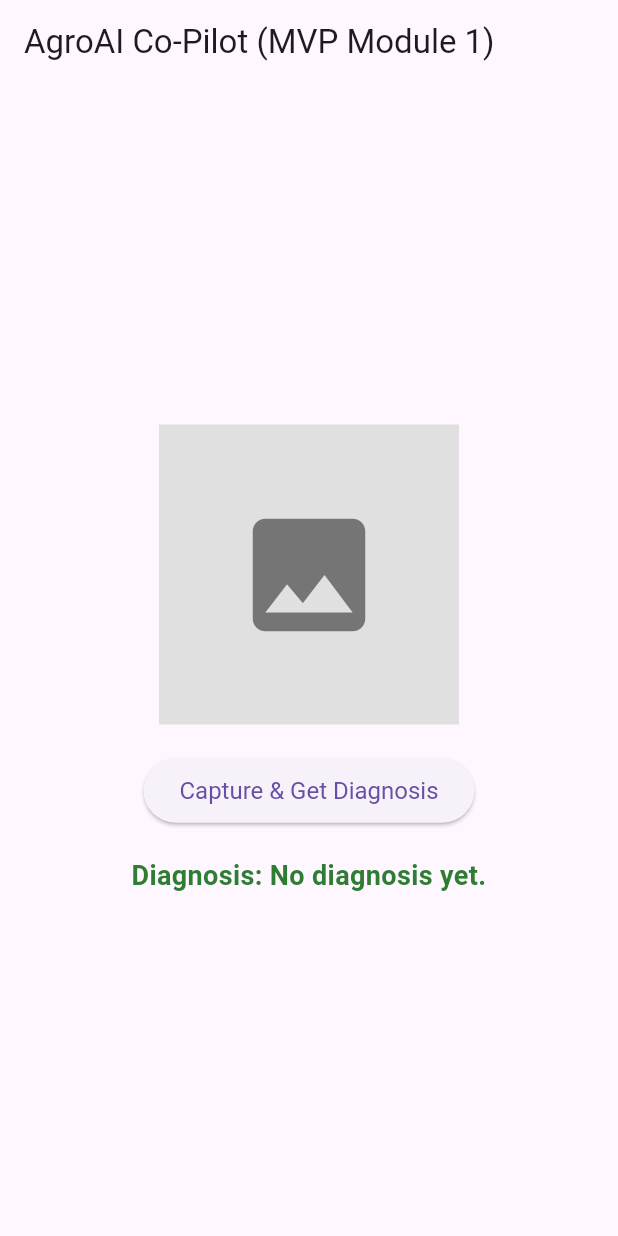
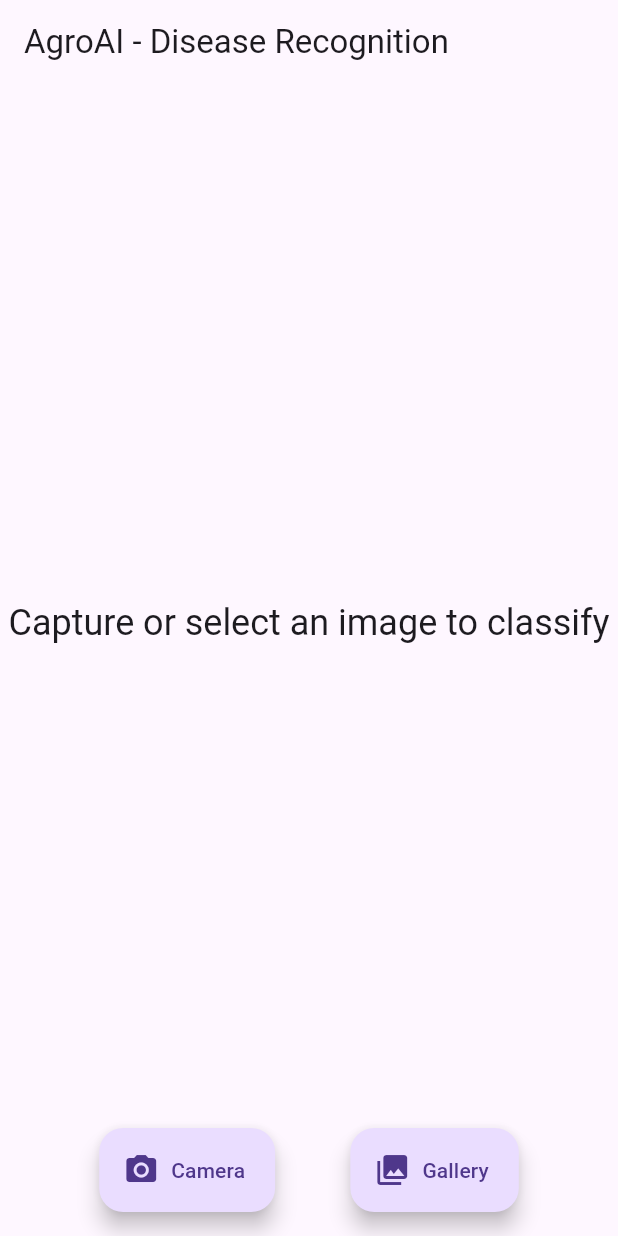
Before and after one commit to HasithaDilshan/agro-ai-copilot, a Flutter app: the screen it shows after launch, on a phone screen of 412 x 824 dp. Run offline on Flutter 3.47's test engine with Material 3 defaults, Android fonts, the light colour scheme and no system bars; our stand-ins replace image_picker; missing offline and left inert: tflite_flutter.

Commit message:
finalized m 1 with app

```diff
--- a/mobile-app/lib/main.dart
+++ b/mobile-app/lib/main.dart
@@ -1,38 +1,12 @@
-import 'dart:io'; // For File
-import 'package:flutter/foundation.dart'; // Import for kDebugMode and defaultTargetPlatform
+import 'dart:io';
+import 'dart:typed_data';
 import 'package:flutter/material.dart';
-import 'package:firebase_core/firebase_core.dart';
-import 'package:firebase_storage/firebase_storage.dart';
-import 'package:cloud_firestore/cloud_firestore.dart';
-import 'package:cloud_functions/cloud_functions.dart';
-import 'package:image_picker/image_picker.dart'; // Make sure you have this package added in pubspec.yaml
+import 'package:tflite_flutter/tflite_flutter.dart' as tfl;
+import 'package:image_picker/image_picker.dart';
+import 'package:image/image.dart' as img;
+import 'package:flutter/services.dart';
 
-// Your Firebase project's options, typically generated by 'flutterfire configure'
-import 'firebase_options.dart'; // <--- Adjust if your package name is different
-
-void main() async {
-  WidgetsFlutterBinding.ensureInitialized();
-
-  await Firebase.initializeApp(options: DefaultFirebaseOptions.currentPlatform);
-
-  // --- IMPORTANT: CONFIGURE FIREBASE EMULATORS ---
-  // This block ensures your app talks to local emulators during development.
-  if (kDebugMode) {
-    try {
-      final emulatorHost = defaultTargetPlatform == TargetPlatform.android
-          ? "10.0.2.2" // Special IP for Android emulator to access host machine's localhost
-          : "localhost";
-
-      FirebaseFirestore.instance.useFirestoreEmulator(emulatorHost, 8080);
-      FirebaseStorage.instance.useStorageEmulator(emulatorHost, 9199);
-      FirebaseFunctions.instance.useFunctionsEmulator(emulatorHost, 5001);
-      print('--- Using Firebase Emulators ---');
-    } catch (e) {
-      print('Error configuring Firebase Emulators: $e');
-    }
-  }
-  // --- END EMULATOR CONFIG ---
-
+void main() {
   runApp(const MyApp());
 }
 
@@ -47,168 +21,259 @@ class MyApp extends StatelessWidget {
         primarySwatch: Colors.green,
         visualDensity: VisualDensity.adaptivePlatformDensity,
       ),
-      home: ImageCaptureScreen(), // Our main screen for the mock flow
+      home: const ImageClassifier(),
     );
   }
 }
 
-// --- Widget for Image Capture and Display ---
-class ImageCaptureScreen extends StatefulWidget {
+class ImageClassifier extends StatefulWidget {
+  const ImageClassifier({super.key});
+
   @override
-  _ImageCaptureScreenState createState() => _ImageCaptureScreenState();
+  State<ImageClassifier> createState() => _ImageClassifierState();
 }
 
-class _ImageCaptureScreenState extends State<ImageCaptureScreen> {
-  File? _imageFile; // To show selected image locally
-  String? _imageUrl; // URL after upload to Firebase Storage
-  String _diagnosisResult = "No diagnosis yet.";
-  bool _isLoading = false;
-  final ImagePicker _picker = ImagePicker();
+class _ImageClassifierState extends State<ImageClassifier> {
+  final String _modelPath = 'assets/fp32_mvp_model.tflite'; // Fixed path
+  final String _labelsPath = 'assets/class_names.txt'; // Fixed path
 
-  Future<void> _pickAndUploadImage() async {
-    setState(() {
-      _isLoading = true;
-      _diagnosisResult = "Processing image...";
-    });
+  tfl.Interpreter? _interpreter;
+  List<String>? _labels;
+  File? _image;
+  String _classificationResult = '';
+  bool _isLoading = true;
 
-    final XFile? pickedFile = await _picker.pickImage(
-      source: ImageSource.camera,
-    ); // Or ImageSource.gallery
+  // Expected model input dimensions
+  // CRITICAL: Update these to match your EfficientNetV2-B0 model's training configuration.
+  final int _inputSize = 224;
 
-    if (pickedFile != null) {
-      setState(() {
-        _imageFile = File(pickedFile.path); // Display local file
-      });
+  @override
+  void initState() {
+    super.initState();
+    _loadModel();
+  }
 
+  /// Loads the TFLite model and labels from the assets folder.
+  Future<void> _loadModel() async {
     try {
-        // 1. Upload image to Firebase Storage
-        final storageRef = FirebaseStorage.instance.ref().child(
-          'plant_images/${DateTime.now().millisecondsSinceEpoch}.jpg',
-        );
-        await storageRef.putFile(_imageFile!); // Use _imageFile for upload
-        _imageUrl = await storageRef.getDownloadURL();
-        print('Image uploaded to Firebase Storage: $_imageUrl');
+      // Create the interpreter from the asset
+      _interpreter = await tfl.Interpreter.fromAsset(_modelPath);
 
-        // 2. Call the Node.js Firebase Function (orchestrator)
-        final HttpsCallable callable = FirebaseFunctions.instance.httpsCallable(
-          'processPlantImage',
-        );
-        final HttpsCallableResult
-        result = await callable.call<Map<String, dynamic>>({
-          'imageUrl':
-              _imageUrl, // Pass the Firebase Storage URL of the uploaded image
-        });
+      // Load the labels from the asset
+      final labelsData = await rootBundle.loadString(_labelsPath);
+      _labels = labelsData
+          .split('\n')
+          .map((e) => e.trim())
+          .where((e) => e.isNotEmpty)
+          .toList();
 
-        // 3. Get diagnosis from Firestore (Python function writes to Firestore)
-        // The Node.js function returns the diagnosisId provided by the Python function
-        final String? diagnosisDocId = result.data?['diagnosisId'];
+      print("Model loaded successfully!");
+      print("Number of classes: ${_labels!.length}");
+      print("Model expects 38 outputs, we have ${_labels!.length} labels");
+      print("First few classes: ${_labels!.take(3).join(', ')}");
+      print("Last few classes: ${_labels!.skip(_labels!.length - 3).join(', ')}");
 
-        if (diagnosisDocId != null) {
-          final DocumentSnapshot<Map<String, dynamic>> diagnosisSnapshot =
-              await FirebaseFirestore.instance
-                  .collection('diagnoses')
-                  .doc(diagnosisDocId)
-                  .get();
-
-          if (diagnosisSnapshot.exists) {
-            final Map<String, dynamic>? data = diagnosisSnapshot.data();
-            if (data != null && data.containsKey('diagnosis')) {
-              final Map<String, dynamic> diagnosisData = data['diagnosis'];
-              final String className = diagnosisData['class_name'] ?? 'Unknown';
-              final double confidence =
-                  (diagnosisData['confidence'] as num?)?.toDouble() ?? 0.0;
-              setState(() {
-                _diagnosisResult =
-                    'Detected: $className\nConfidence: ${(confidence * 100).toStringAsFixed(2)}%';
-              });
-              print('Diagnosis retrieved from Firestore: $_diagnosisResult');
-            } else {
-              setState(() {
-                _diagnosisResult =
-                    'Diagnosis data structure not found in Firestore document.';
-              });
-            }
-          } else {
-            setState(() {
-              _diagnosisResult =
-                  'Diagnosis document not found in Firestore: $diagnosisDocId';
-            });
-          }
-        } else {
-          setState(() {
-            _diagnosisResult = 'Function did not return a diagnosis ID.';
-          });
-        }
-      } catch (e) {
-        print('Error during image upload or processing: $e');
-        setState(() {
-          _diagnosisResult = 'Error: ${e.toString()}';
-        });
-      } finally {
       setState(() {
         _isLoading = false;
       });
-      }
-    } else {
+    } catch (e) {
+      print("Error loading model: $e");
       setState(() {
         _isLoading = false;
-        _diagnosisResult = "Image capture cancelled.";
+        _classificationResult = "Failed to load model.";
       });
     }
+  }
+
+  /// Preprocesses the image to the format expected by the model.
+  Float32List _preprocessImage(img.Image image) {
+    // 1. Resize the image
+    final resizedImage = img.copyResize(
+      image,
+      width: _inputSize,
+      height: _inputSize,
+    );
+
+    // 2. Convert to Float32List and normalize to [0, 1] for EfficientNet
+    final float32List = Float32List(_inputSize * _inputSize * 3);
+    int pixelIndex = 0;
+
+    for (int y = 0; y < _inputSize; y++) {
+      for (int x = 0; x < _inputSize; x++) {
+        final pixel = resizedImage.getPixel(x, y);
+        // Normalize pixel values to [0, 1] range
+        float32List[pixelIndex++] = pixel.r / 255.0;
+        float32List[pixelIndex++] = pixel.g / 255.0;
+        float32List[pixelIndex++] = pixel.b / 255.0;
+      }
+    }
+
+    return float32List;
+  }
+
+  /// Runs inference on the provided image file.
+  Future<void> _runInference(File imageFile) async {
+    if (_interpreter == null || _labels == null) {
+      print("Interpreter or labels not loaded.");
+      return;
+    }
+
+    setState(() {
+      _isLoading = true;
+    });
+
+    // Read image file as bytes and decode it
+    final imageBytes = await imageFile.readAsBytes();
+    final image = img.decodeImage(imageBytes);
+
+    if (image == null) {
+      return;
+    }
+
+    // Preprocess the image
+    final preprocessedImage = _preprocessImage(image);
+
+    // Reshape into 4D tensor [1, height, width, channels]
+    final input = List.generate(1, (batch) =>
+      List.generate(_inputSize, (y) =>
+        List.generate(_inputSize, (x) =>
+          List.generate(3, (c) =>
+            preprocessedImage[(y * _inputSize + x) * 3 + c]
+          )
+        )
+      )
+    );
+
+    // Define the model's output - let's use a flexible approach
+    final output = [List<double>.filled(38, 0.0)]; // Use 38 since model outputs [1, 38]
+
+    // Run inference
+    _interpreter!.run(input, output);
+
+    // Print raw model output for debugging
+    print("Raw model output:");
+    print("Output shape: [1, ${output[0].length}]");
+    print("Output values: ${output[0]}");
+    print("Sum of probabilities: ${output[0].reduce((a, b) => a + b)}");
+
+    // Process the output - this is now a list of probabilities
+    final probabilities = output[0];
+
+    // Find the index with the highest probability
+    double maxScore = 0;
+    int maxIndex = -1;
+    for (int i = 0; i < probabilities.length; i++) {
+      if (probabilities[i] > maxScore) {
+        maxScore = probabilities[i];
+        maxIndex = i;
+      }
+    }
+
+    setState(() {
+      _image = imageFile;
+      if (maxIndex != -1 && maxIndex < _labels!.length) {
+        // Your model outputs probabilities (0.0 to 1.0), so convert to percentage
+        final confidence = (maxScore * 100).toStringAsFixed(1);
+        _classificationResult = "'${_labels![maxIndex]}' ($confidence%)";
+        print("Classification result: ${_labels![maxIndex]} with $confidence% confidence");
+      } else {
+        _classificationResult = "Could not classify image.";
+        print("Classification failed - maxIndex: $maxIndex, labels length: ${_labels!.length}");
+      }
+      _isLoading = false;
+    });
+  }
+
+  /// Handles picking an image from the gallery or camera.
+  Future<void> _pickImage(ImageSource source) async {
+    final picker = ImagePicker();
+    final pickedFile = await picker.pickImage(source: source);
+
+    if (pickedFile != null) {
+      _runInference(File(pickedFile.path));
+    }
+  }
+
+  @override
+  void dispose() {
+    _interpreter?.close();
+    super.dispose();
   }
 
   @override
   Widget build(BuildContext context) {
     return Scaffold(
-      appBar: AppBar(title: const Text('AgroAI Co-Pilot (MVP Module 1)')),
+      appBar: AppBar(title: const Text("AgroAI - Disease Recognition")),
       body: Center(
-        child: Padding(
-          padding: const EdgeInsets.all(16.0),
+        child: SingleChildScrollView(
           child: Column(
             mainAxisAlignment: MainAxisAlignment.center,
             children: <Widget>[
-              _imageFile != null
-                  ? Image.file(
-                      _imageFile!,
-                      height: 200,
-                      width: 200,
-                      fit: BoxFit.cover,
+              if (_isLoading && _image == null)
+                const CircularProgressIndicator()
+              else if (_image != null)
+                Container(
+                  margin: const EdgeInsets.all(16.0),
+                  constraints: BoxConstraints(
+                    maxHeight: MediaQuery.of(context).size.height * 0.4,
+                  ),
+                  decoration: BoxDecoration(
+                    border: Border.all(color: Colors.green.shade300, width: 2),
+                    borderRadius: BorderRadius.circular(8),
+                  ),
+                  child: ClipRRect(
+                    borderRadius: BorderRadius.circular(6),
+                    child: Image.file(_image!),
+                  ),
                 )
-                  : Container(
-                      height: 200,
-                      width: 200,
-                      color: Colors.grey[300],
-                      child: Icon(
-                        Icons.photo,
-                        size: 100,
-                        color: Colors.grey[600],
+              else
+                Text(
+                  'Capture or select an image to classify',
+                  style: Theme.of(context).textTheme.headlineSmall,
+                  textAlign: TextAlign.center,
+                ),
+              const SizedBox(height: 20),
+              if (_isLoading && _image != null)
+                const Column(
+                  children: [
+                    CircularProgressIndicator(),
+                    SizedBox(height: 10),
+                    Text("Classifying..."),
+                  ],
+                ),
+              if (!_isLoading && _classificationResult.isNotEmpty)
+                Padding(
+                  padding: const EdgeInsets.symmetric(horizontal: 16.0),
+                  child: Text(
+                    _classificationResult,
+                    style: Theme.of(context).textTheme.titleLarge,
+                    textAlign: TextAlign.center,
                   ),
                 ),
-              const SizedBox(height: 20),
-              ElevatedButton(
-                onPressed: _isLoading ? null : _pickAndUploadImage,
-                style: ElevatedButton.styleFrom(
-                  padding: EdgeInsets.symmetric(horizontal: 24, vertical: 12),
-                  textStyle: TextStyle(fontSize: 16),
-                ),
-                child: _isLoading
-                    ? const CircularProgressIndicator(color: Colors.white)
-                    : const Text('Capture & Get Diagnosis'),
-              ),
-              const SizedBox(height: 20),
-              Text(
-                'Diagnosis: $_diagnosisResult',
-                textAlign: TextAlign.center,
-                style: TextStyle(
-                  fontSize: 18,
-                  fontWeight: FontWeight.bold,
-                  color: _diagnosisResult.startsWith('Error')
-                      ? Colors.red
-                      : Colors.green[800],
+              const SizedBox(height: 30),
+            ],
           ),
         ),
+      ),
+      floatingActionButtonLocation: FloatingActionButtonLocation.centerFloat,
+      floatingActionButton: Padding(
+        padding: const EdgeInsets.symmetric(horizontal: 16.0),
+        child: Row(
+          mainAxisAlignment: MainAxisAlignment.spaceEvenly,
+          children: [
+            FloatingActionButton.extended(
+              heroTag: 'camera_fab',
+              onPressed: () => _pickImage(ImageSource.camera),
+              label: const Text("Camera"),
+              icon: const Icon(Icons.camera_alt),
+            ),
+            FloatingActionButton.extended(
+              heroTag: 'gallery_fab',
+              onPressed: () => _pickImage(ImageSource.gallery),
+              label: const Text("Gallery"),
+              icon: const Icon(Icons.photo_library),
+            ),
           ],
-          ),
         ),
       ),
     );
```
Also changed, not shown: mobile-app/assets/class_names.txt (added, +39 -0 lines), mobile-app/pubspec.yaml (+6 -7 lines), mobile-app/lib/firebase_options.dart, mobile-app/pubspec.lock, 6 other files. Lines whose indentation alone changed are shown as unchanged.
